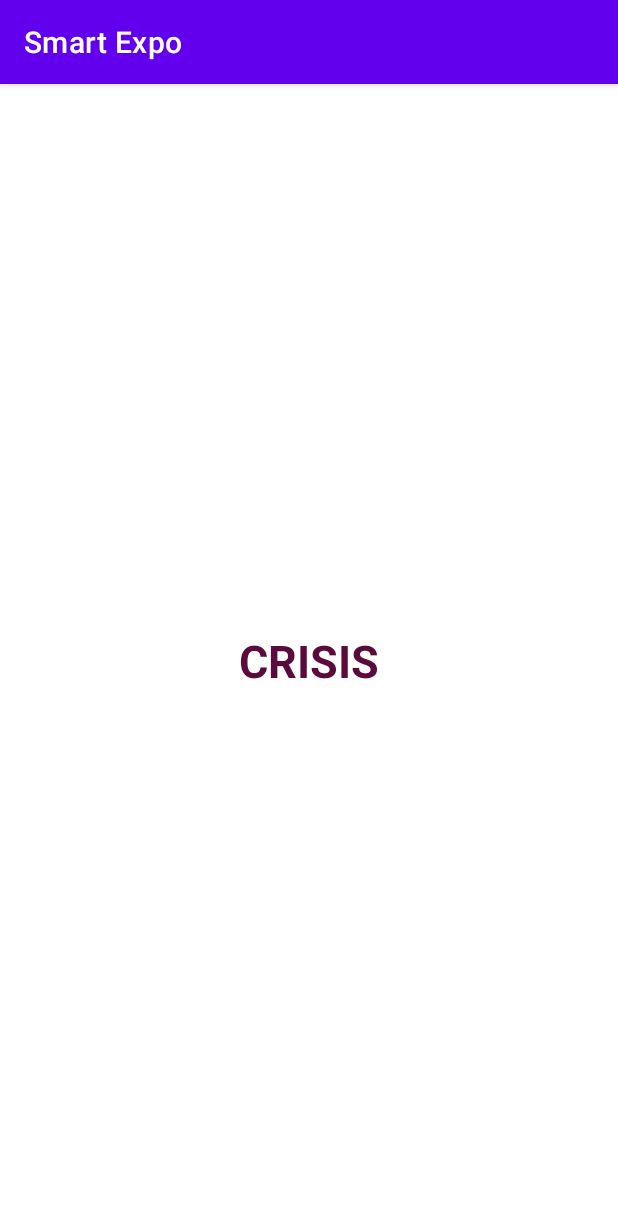
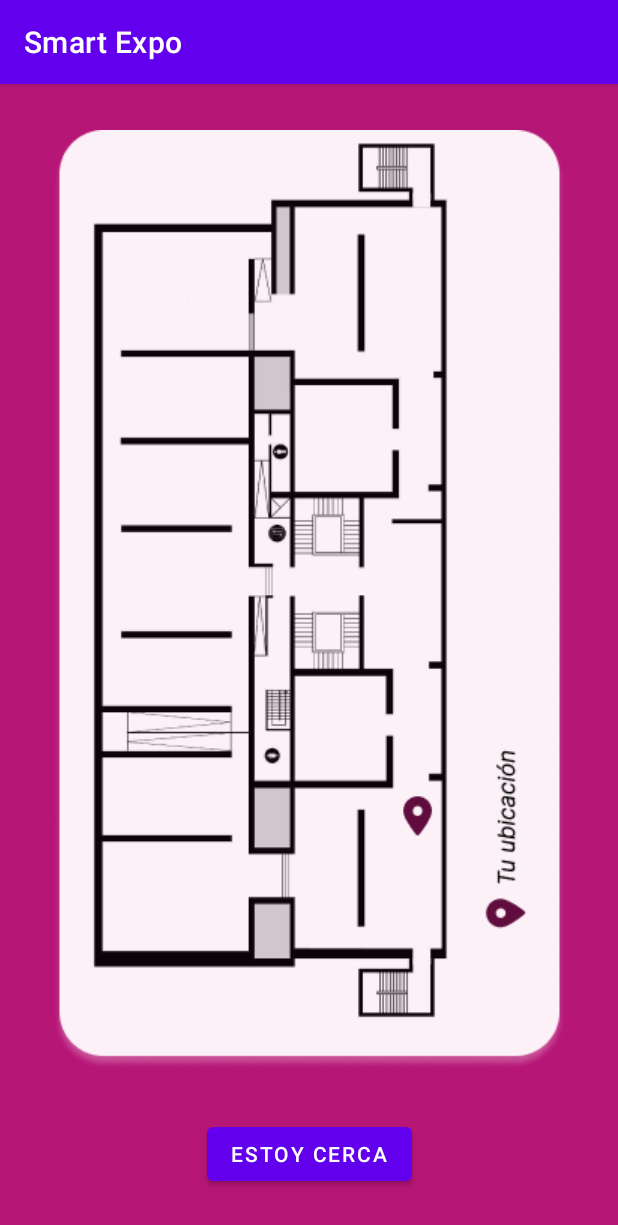
Before and after one commit to Dawnn-n/onetp2022cdd-app, an Android app: the screen it shows after launch (MainActivity), on a phone screen of 412 x 824 dp. Shown: the top 1225 px of the screen. Run offline under Robolectric (Android 15) with nearby library versions, the phone set to English and light mode, and no system bars; our stand-ins replace Firebase (no records; nobody signed in at launch, a user with empty details on screens opened directly).

Commit message:
Hompage setting

```diff
--- a/app/build.gradle
+++ b/app/build.gradle
@@ -1,6 +1,7 @@
 plugins {
     id 'com.android.application'
     id 'org.jetbrains.kotlin.android'
+    id 'com.google.gms.google-services'
 }
 
 android {
@@ -40,4 +41,9 @@ dependencies {
     testImplementation 'junit:junit:4.13.2'
     androidTestImplementation 'androidx.test.ext:junit:1.1.3'
     androidTestImplementation 'androidx.test.espresso:espresso-core:3.4.0'
+    implementation platform('com.google.firebase:firebase-bom:30.4.1')
+    //Conexión con firebase analitics
+    implementation 'com.google.firebase:firebase-analytics-ktx'
+    //Conexión con cloud firestore(database)
+    implementation 'com.google.firebase:firebase-firestore-ktx'
 }
--- a/app/src/main/java/com/example/smartexpo/MainActivity.kt
+++ b/app/src/main/java/com/example/smartexpo/MainActivity.kt
@@ -1,11 +1,55 @@
 package com.example.smartexpo
 
+import android.content.ContentValues.TAG
 import androidx.appcompat.app.AppCompatActivity
 import android.os.Bundle
+import android.util.Log
+import android.widget.Button
+import android.widget.Toast
+import com.google.firebase.firestore.ktx.firestore
+import com.google.firebase.ktx.Firebase
+
 
 class MainActivity : AppCompatActivity() {
+    val db = Firebase.firestore
+    var btn_pos : Button ?= null
+
     override fun onCreate(savedInstanceState: Bundle?) {
         super.onCreate(savedInstanceState)
         setContentView(R.layout.activity_main)
+        btn_pos=findViewById(R.id.btn_pos)
+        btn_pos!!.setOnClickListener{
+            Toast.makeText(this, "ESTOY CERCA", Toast.LENGTH_SHORT).show()
+        }
     }
+
+    /*private fun setUsers(){
+         Create a new user with a first and last name
+        val user = hashMapOf(
+            "first" to "Ada",
+            "last" to "Lovelace",
+            "born" to 1815
+        )
+         Add a new document with a generated ID
+        db.collection("users")
+            .add(user)
+            .addOnSuccessListener { documentReference ->
+                Log.d(TAG, "DocumentSnapshot added with ID: ${documentReference.id}")
+            }
+            .addOnFailureListener { e ->
+                Log.w(TAG, "Error adding document", e)
+            }
+        db.collection("users")
+            .get()
+            .addOnSuccessListener { result ->
+                for (document in result) {
+                    Log.d(TAG, "${document.id} => ${document.data}")
+                }
+            }
+            .addOnFailureListener { exception ->
+                Log.w(TAG, "Error getting documents.", exception)
+            }
+
+    }*/
+
 }
--- a/app/src/main/res/layout/activity_main.xml
+++ b/app/src/main/res/layout/activity_main.xml
@@ -4,18 +4,27 @@
     xmlns:tools="http://schemas.android.com/tools"
     android:layout_width="match_parent"
     android:layout_height="match_parent"
-    tools:context=".MainActivity">
+    tools:context=".MainActivity"
+    android:background="@color/purple">
 
-    <TextView
+    <ImageView
+        android:id="@+id/map"
         android:layout_width="wrap_content"
         android:layout_height="wrap_content"
-        android:text="CRISIS"
-        android:textColor="#5b0b3b"
-        android:textStyle="bold"
-        android:textSize="30sp"
+        android:contentDescription="Mapa del museo"
+        app:layout_constraintBottom_toTopOf="@+id/btn_pos"
+        app:layout_constraintEnd_toEndOf="parent"
+        app:layout_constraintStart_toStartOf="parent"
+        app:layout_constraintTop_toTopOf="parent"
+        app:srcCompat="@drawable/map" />
+
+    <Button
+        android:id="@+id/btn_pos"
+        android:layout_width="wrap_content"
+        android:layout_height="wrap_content"
+        android:text="Estoy cerca"
         app:layout_constraintBottom_toBottomOf="parent"
         app:layout_constraintEnd_toEndOf="parent"
         app:layout_constraintStart_toStartOf="parent"
-        app:layout_constraintTop_toTopOf="parent" />
-
+        app:layout_constraintTop_toBottomOf="@+id/map" />
 </androidx.constraintlayout.widget.ConstraintLayout>
--- a/build.gradle
+++ b/build.gradle
@@ -1,9 +1,24 @@
-// Top-level build file where you can add configuration options common to all sub-projects/modules.
+buildscript {
+    repositories {
+        // Make sure that you have the following two repositories
+        google()  // Google's Maven repository
+
+        mavenCentral()  // Maven Central repository
+
+    }
+    dependencies {
+        // Add the dependency for the Google services Gradle plugin
+        classpath 'com.google.gms:google-services:4.3.13'
+
+    }
+}
+
 plugins {
     id 'com.android.application' version '7.2.2' apply false
     id 'com.android.library' version '7.2.2' apply false
     id 'org.jetbrains.kotlin.android' version '1.6.10' apply false
 }
+// Top-level build file where you can add configuration options common to all sub-projects/modules.
 
 task clean(type: Delete) {
     delete rootProject.buildDir
```
Also changed, not shown: app/src/main/res/drawable-v24/map.png (added), 1 other file.
